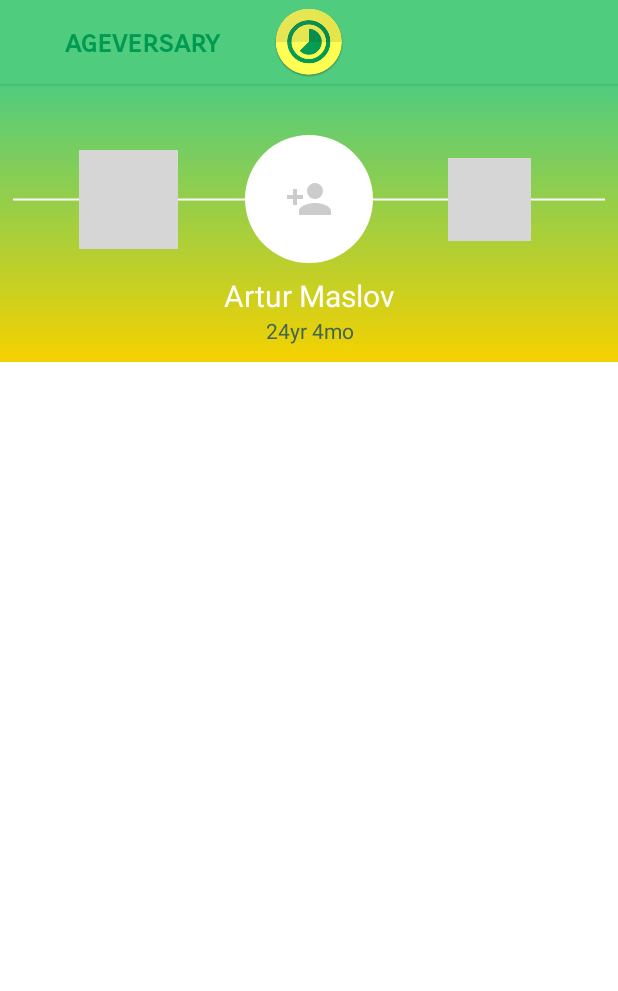
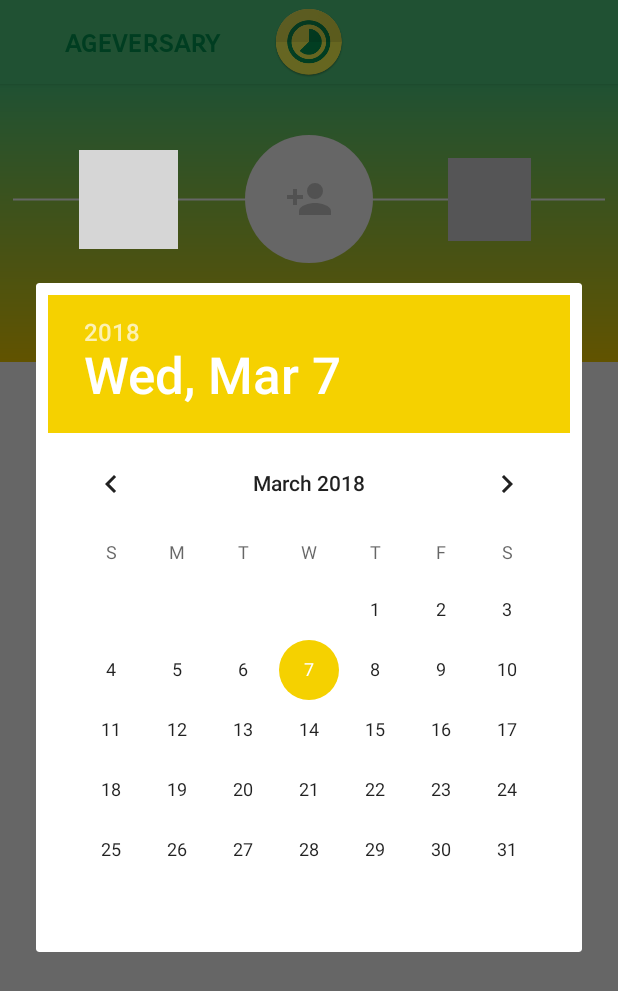
Before and after one commit to neone35/ageversary, an Android app: the screen it shows after launch (MainActivity), after a tap on an icon or button, on a phone screen of 412 x 824 dp. Shown: the top 991 px of the screen. Run offline under Robolectric (Android 15) with nearby library versions, the phone set to English and light mode, and no system bars; our stand-ins replace Picasso, data binding; libraries missing offline, so code that uses them is left out: com.triggertrap.seekarc; plain views replace SeekArc; pictures from the network do not load; 2 statements that could not run were skipped; grey boxes are pictures that could not be loaded.

Commit message:
Fixed profile photo upload and started implementing birth date picker

```diff
--- a/app/build.gradle
+++ b/app/build.gradle
@@ -25,6 +25,9 @@ android {
         }
         google()
     }
+    configurations.all {
+        resolutionStrategy.force 'com.google.code.findbugs:jsr305:1.3.9'
+    }
 }
 
 dependencies {
@@ -35,6 +38,7 @@ dependencies {
     compile 'com.github.Triggertrap:SeekArc:v1.1'
     compile 'com.google.android.gms:play-services-auth:11.8.0'
     compile 'com.squareup.picasso:picasso:2.5.2'
+    compile 'com.google.apis:google-api-services-people:v1-rev4-1.22.0'
     testImplementation 'junit:junit:4.12'
     androidTestImplementation 'com.android.support.test:runner:1.0.1'
     androidTestImplementation 'com.android.support.test.espresso:espresso-core:3.0.1'
--- a/app/src/main/java/com/amaslov/android/ageversary/MainActivity.java
+++ b/app/src/main/java/com/amaslov/android/ageversary/MainActivity.java
@@ -1,7 +1,10 @@
 package com.amaslov.android.ageversary;
 
+import android.accounts.Account;
 import android.content.Intent;
 import android.databinding.DataBindingUtil;
+import android.net.Uri;
+import android.support.v4.app.FragmentManager;
 import android.support.v7.app.ActionBar;
 import android.support.v7.app.AppCompatActivity;
 import android.os.Bundle;
@@ -10,27 +13,28 @@ import android.view.View;
 import android.view.animation.AccelerateInterpolator;
 import android.view.animation.AlphaAnimation;
 import android.view.animation.Animation;
-import android.view.animation.ScaleAnimation;
 import android.widget.TextView;
-
+import android.widget.Toast;
 import com.amaslov.android.ageversary.databinding.ActivityMainBinding;
-import com.google.android.gms.auth.api.Auth;
+import com.amaslov.android.ageversary.fragments.BirthdayDialogFragment;
+import com.amaslov.android.ageversary.utilities.CircleTransform;
 import com.google.android.gms.auth.api.signin.GoogleSignIn;
 import com.google.android.gms.auth.api.signin.GoogleSignInAccount;
 import com.google.android.gms.auth.api.signin.GoogleSignInClient;
 import com.google.android.gms.auth.api.signin.GoogleSignInOptions;
+import com.google.android.gms.common.Scopes;
 import com.google.android.gms.common.api.ApiException;
+import com.google.android.gms.common.api.Scope;
 import com.google.android.gms.tasks.Task;
 import com.squareup.picasso.Picasso;
 import com.triggertrap.seekarc.SeekArc;
-
 import java.util.Calendar;
 
 public class MainActivity extends AppCompatActivity {
 
+    private static final int RC_SIGN_IN = 141;
     ActivityMainBinding mainBinding;
     GoogleSignInClient mGoogleSignInClient;
-    private static final int RC_SIGN_IN = 141;
 
     @Override
     protected void onCreate(Bundle savedInstanceState) {
@@ -38,57 +42,88 @@ public class MainActivity extends AppCompatActivity {
         mainBinding = DataBindingUtil.setContentView(this, R.layout.activity_main);
         setActionBar();
         setYearProgress(mainBinding.saYearProgress, mainBinding.tvYearProgress);
-        setAnimations();
+        setAnimations(mainBinding.saYearProgress);
 
-        this.mainBinding.ivProfileHolder.setOnClickListener(new View.OnClickListener() {
+        // Profile sign in button
+        mainBinding.ivProfileHolder.setOnClickListener(new View.OnClickListener() {
             @Override
             public void onClick(View view) {
-                GoogleSignInOptions gso = new GoogleSignInOptions.Builder(GoogleSignInOptions.DEFAULT_SIGN_IN)
-                        .requestEmail()
-                        .build();
-                mGoogleSignInClient = GoogleSignIn.getClient(MainActivity.this, gso);
                 signIn();
             }
         });
     }
 
     @Override
-    public void onActivityResult(int requestCode, int resultCode, Intent data) {
-        super.onActivityResult(requestCode, resultCode, data);
-
-        // Result returned from launching the Intent from GoogleSignInClient.getSignInIntent(...);
-        if (requestCode == RC_SIGN_IN) {
-            // The Task returned from this call is always completed, no need to attach
-            // a listener.
-            Task<GoogleSignInAccount> task = GoogleSignIn.getSignedInAccountFromIntent(data);
-            handleSignInResult(task);
-        }
-    }
-    private void handleSignInResult(Task<GoogleSignInAccount> completedTask) {
-        try {
-            GoogleSignInAccount account = completedTask.getResult(ApiException.class);
-            Log.d(getLocalClassName(), "handleSignInResult: " + account.getPhotoUrl());
-            Picasso.with(this)
-                    .load(account.getPhotoUrl())
-                    .resize(85, 85)
-                    .centerCrop()
-                    .into(mainBinding.ivProfileHolder);
-            // Signed in successfully, show authenticated UI.
-//            updateUI(account);
-        } catch (ApiException e) {
-            // The ApiException status code indicates the detailed failure reason.
-            // Please refer to the GoogleSignInStatusCodes class reference for more information.
-            Log.w(getLocalClassName(), "signInResult:failed code=" + e.getStatusCode());
-//            updateUI(null);
-        }
+    protected void onStart() {
+        super.onStart();
+//        GoogleSignInAccount account = GoogleSignIn.getLastSignedInAccount(this);
+//        if (account != null)
+//            updateProfileUI(account);
     }
 
+    // Prompt to choose account
     private void signIn() {
+        GoogleSignInOptions gso = new GoogleSignInOptions.Builder(GoogleSignInOptions.DEFAULT_SIGN_IN)
+                .requestEmail()
+                .requestProfile()
+                .requestScopes(new Scope(Scopes.PLUS_ME))
+                .build();
+        mGoogleSignInClient = GoogleSignIn.getClient(MainActivity.this, gso);
+
+        showBirthdayDialog();
+
         Intent signInIntent = mGoogleSignInClient.getSignInIntent();
         startActivityForResult(signInIntent, RC_SIGN_IN);
     }
 
-    private void setActionBar () {
+    private void showBirthdayDialog() {
+        FragmentManager fm = getSupportFragmentManager();
+        BirthdayDialogFragment birthdayDialogFragment = BirthdayDialogFragment.newInstance("Pick your birth date");
+        birthdayDialogFragment.show(fm, "fragment_edit_name");
+    }
+
+
+    @Override
+    public void onActivityResult(int requestCode, int resultCode, Intent data) {
+        super.onActivityResult(requestCode, resultCode, data);
+        // Result from GoogleSignInClient.getSignInIntent(...);
+        if (requestCode == RC_SIGN_IN) {
+            Task<GoogleSignInAccount> task = GoogleSignIn.getSignedInAccountFromIntent(data);
+            try {
+                GoogleSignInAccount account = task.getResult(ApiException.class);
+                Log.d(getLocalClassName(), "handleSignInResult: " + account.getAccount());
+                updateProfileUI(account);
+            } catch (ApiException e) {
+                Log.w(getLocalClassName(), "signInResult:failed code=" + e.getStatusCode());
+                updateProfileUI(null);
+            }
+        }
+    }
+
+    private void updateProfileUI(GoogleSignInAccount account) {
+        if (account != null) {
+            // turn off login listener
+            mainBinding.ivProfileHolder.setOnClickListener(null);
+            Uri photoUrl = account.getPhotoUrl();
+            String displayName = account.getDisplayName();
+            // load profile photo into view
+            Picasso picasso = Picasso.with(this);
+            picasso.load(photoUrl)
+                    .placeholder(R.drawable.account_circle_holder)
+                    .fit()
+                    .centerCrop()
+                    .transform(new CircleTransform())
+                    .into(mainBinding.ivProfileHolder);
+            // set profile name into view
+            mainBinding.tvProfileName.setText(displayName);
+            // set birthday into view
+            // TODO: get answer from dialog fragment
+        } else {
+            Toast.makeText(this, "Failed to login. Try again", Toast.LENGTH_SHORT).show();
+        }
+    }
+
+    private void setActionBar() {
         getSupportActionBar().setDisplayOptions(ActionBar.DISPLAY_SHOW_CUSTOM);
         getSupportActionBar().setCustomView(R.layout.actionbar_custom);
     }
@@ -108,13 +143,12 @@ public class MainActivity extends AppCompatActivity {
         tv.setText(percentFinal);
     }
 
-    private void setAnimations(){
-        View saYear = mainBinding.saYearProgress;
+    private void setAnimations(SeekArc sa) {
         Animation fadeIn = new AlphaAnimation(0, 1);
         fadeIn.setInterpolator(new AccelerateInterpolator());
         fadeIn.setStartOffset(500);
         fadeIn.setDuration(750);
         fadeIn.setRepeatMode(Animation.REVERSE);
-        saYear.setAnimation(fadeIn);
+        sa.setAnimation(fadeIn);
     }
 }
--- /dev/null
+++ b/app/src/main/java/com/amaslov/android/ageversary/fragments/BirthdayDialogFragment.java
@@ -0,0 +1,55 @@
+package com.amaslov.android.ageversary.fragments;
+
+import android.os.Bundle;
+import android.support.v4.app.DialogFragment;
+import android.view.LayoutInflater;
+import android.view.View;
+import android.view.ViewGroup;
+import android.view.WindowManager;
+import android.widget.DatePicker;
+
+import com.amaslov.android.ageversary.R;
+
+import javax.annotation.Nonnull;
+import javax.annotation.Nullable;
+
+
+public class BirthdayDialogFragment extends DialogFragment {
+
+    private DatePicker mDatePicker;
+
+    public BirthdayDialogFragment() {
+        // Empty constructor is required for DialogFragment
+        // Make sure not to add arguments to the constructor
+        // Use `newInstance` instead as shown below
+    }
+
+    public static BirthdayDialogFragment newInstance(String title) {
+        BirthdayDialogFragment frag = new BirthdayDialogFragment();
+        Bundle args = new Bundle();
+        args.putString("title", title);
+        frag.setArguments(args);
+        return frag;
+    }
+
+    @Override
+    public View onCreateView(LayoutInflater inflater, ViewGroup container,
+                             Bundle savedInstanceState) {
+        return inflater.inflate(R.layout.fragment_dialog_birthday, container);
+    }
+
+    @Override
+    public void onViewCreated(@Nonnull View view, @Nullable Bundle savedInstanceState) {
+        super.onViewCreated(view, savedInstanceState);
+        // Get field from view
+        mDatePicker = view.findViewById(R.id.dp_birthday);
+        // Fetch arguments from bundle and set title
+        String title = getArguments().getString("title", "Enter Name");
+        getDialog().setTitle(title);
+    }
+
+    public interface BirthdayDialogListener {
+        void onFinishEditDialog(String inputText);
+    }
+
+}
--- a/app/src/main/res/layout/activity_main.xml
+++ b/app/src/main/res/layout/activity_main.xml
@@ -1,8 +1,8 @@
 <?xml version="1.0" encoding="utf-8"?>
 <layout xmlns:android="http://schemas.android.com/apk/res/android"
     xmlns:app="http://schemas.android.com/apk/res-auto"
-    xmlns:tools="http://schemas.android.com/tools"
-    xmlns:seekarc="http://schemas.android.com/apk/res-auto">
+    xmlns:seekarc="http://schemas.android.com/apk/res-auto"
+    xmlns:tools="http://schemas.android.com/tools">
 
     <android.support.constraint.ConstraintLayout
         android:layout_width="match_parent"
@@ -11,6 +11,7 @@
         tools:context="com.amaslov.android.ageversary.MainActivity">
 
         <android.support.constraint.ConstraintLayout
+            android:id="@+id/constraintLayout"
             android:layout_width="0dp"
             android:layout_height="185dp"
             android:background="@drawable/main_gradient"
@@ -68,7 +69,7 @@
                 android:layout_width="wrap_content"
                 android:layout_height="wrap_content"
                 android:layout_marginTop="8dp"
-                android:text="Artur Maslov"
+                android:text="@string/no_name"
                 app:layout_constraintEnd_toEndOf="@+id/iv_profile_holder"
                 app:layout_constraintStart_toStartOf="@+id/iv_profile_holder"
                 app:layout_constraintTop_toBottomOf="@+id/iv_profile_holder"
@@ -81,10 +82,11 @@
                 android:layout_height="wrap_content"
                 android:layout_marginEnd="8dp"
                 android:layout_marginStart="8dp"
-                android:text="24yr 4mo"
+                android:text="@string/default_age"
                 app:layout_constraintEnd_toEndOf="@+id/tv_profile_name"
                 app:layout_constraintStart_toStartOf="@+id/tv_profile_name"
-                app:layout_constraintTop_toBottomOf="@+id/tv_profile_name" />
+                app:layout_constraintTop_toBottomOf="@+id/tv_profile_name"
+                tools:text="24yr 4mo" />
 
             <TextView
                 android:id="@+id/tv_year_progress"
@@ -95,11 +97,11 @@
                 android:layout_marginEnd="8dp"
                 android:layout_marginStart="8dp"
                 android:layout_marginTop="8dp"
-                tools:text="98%"
                 app:layout_constraintBottom_toBottomOf="@+id/iv_year_holder"
                 app:layout_constraintEnd_toEndOf="@+id/iv_year_holder"
                 app:layout_constraintStart_toStartOf="@+id/iv_year_holder"
-                app:layout_constraintTop_toTopOf="@+id/iv_year_holder" />
+                app:layout_constraintTop_toTopOf="@+id/iv_year_holder"
+                tools:text="98%" />
 
             <TextView
                 android:id="@+id/tv_year_progress_label"
@@ -108,7 +110,7 @@
                 android:layout_height="wrap_content"
                 android:layout_marginEnd="8dp"
                 android:layout_marginStart="8dp"
-                android:text="year"
+                android:text="@string/year_progress_label"
                 android:textSize="12sp"
                 app:layout_constraintEnd_toEndOf="@+id/tv_year_progress"
                 app:layout_constraintStart_toStartOf="@+id/tv_year_progress"
@@ -120,23 +122,24 @@
                 android:layout_height="66dp"
                 android:layout_gravity="center"
                 android:padding="13dp"
-                seekarc:rotation="0"
-                seekarc:startAngle="0"
-                seekarc:progress="0"
-                seekarc:sweepAngle="300"
-                seekarc:enabled="false"
-                seekarc:touchInside="false"
-                seekarc:arcWidth="4dp"
-                seekarc:max="100"
-                seekarc:roundEdges="true"
-                seekarc:arcColor="@color/primaryDarkestColor"
                 app:layout_constraintBottom_toBottomOf="@+id/iv_year_holder"
                 app:layout_constraintEnd_toEndOf="@+id/iv_year_holder"
                 app:layout_constraintStart_toStartOf="@+id/iv_year_holder"
-                app:layout_constraintTop_toTopOf="@+id/iv_year_holder"/>
+                app:layout_constraintTop_toTopOf="@+id/iv_year_holder"
+                seekarc:arcColor="@color/primaryDarkestColor"
+                seekarc:arcWidth="4dp"
+                seekarc:enabled="false"
+                seekarc:max="100"
+                seekarc:progress="0"
+                seekarc:rotation="0"
+                seekarc:roundEdges="true"
+                seekarc:startAngle="0"
+                seekarc:sweepAngle="300"
+                seekarc:touchInside="false" />
 
 
         </android.support.constraint.ConstraintLayout>
+
     </android.support.constraint.ConstraintLayout>
 
 </layout>
--- /dev/null
+++ b/app/src/main/res/layout/fragment_dialog_birthday.xml
@@ -0,0 +1,24 @@
+<?xml version="1.0" encoding="utf-8"?>
+<android.support.constraint.ConstraintLayout xmlns:android="http://schemas.android.com/apk/res/android"
+    xmlns:app="http://schemas.android.com/apk/res-auto"
+    xmlns:tools="http://schemas.android.com/tools"
+    android:layout_width="wrap_content"
+    android:layout_height="wrap_content"
+    android:layout_gravity="center"
+    android:orientation="vertical">
+
+    <DatePicker
+        android:id="@+id/dp_birthday"
+        android:layout_width="wrap_content"
+        android:layout_height="wrap_content"
+        android:layout_marginBottom="8dp"
+        android:layout_marginEnd="8dp"
+        android:layout_marginStart="8dp"
+        android:layout_marginTop="8dp"
+        app:layout_constraintBottom_toBottomOf="parent"
+        app:layout_constraintEnd_toEndOf="parent"
+        app:layout_constraintStart_toStartOf="parent"
+        app:layout_constraintTop_toTopOf="parent" />
+
+
+</android.support.constraint.ConstraintLayout>
--- a/app/src/main/res/values/strings.xml
+++ b/app/src/main/res/values/strings.xml
@@ -2,4 +2,7 @@
     <string name="app_name">ageversary</string>
     <string name="app_name_caps">AgeVersary</string>
     <string name="percent">%</string>
+    <string name="no_name">No name</string>
+    <string name="default_age">00yr 0mo</string>
+    <string name="year_progress_label">year</string>
 </resources>
```
Also changed, not shown: app/src/main/AndroidManifest.xml (+6 -4 lines), app/src/main/java/com/amaslov/android/ageversary/utilities/CircleTransform.java (added, +61 -0 lines).
